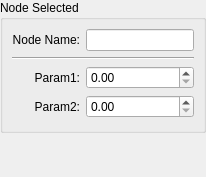
saschpe/masonry, file src/gui/widgets/editdockwidget.ui: the form before one commit.
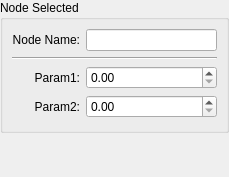
The form after the commit. The open tabs and pages were chosen to show the change.

Commit message: Disabled node name editing in the EditDockWidget.

```diff
--- a/src/gui/widgets/editdockwidget.ui
+++ b/src/gui/widgets/editdockwidget.ui
@@ -6,7 +6,7 @@
    <rect>
     <x>0</x>
     <y>0</y>
-    <width>206</width>
+    <width>229</width>
     <height>177</height>
    </rect>
   </property>
@@ -273,7 +273,11 @@
             </widget>
            </item>
            <item row="0" column="1">
-            <widget class="QLineEdit" name="nodeNameLineEdit"/>
+            <widget class="QLineEdit" name="nodeNameLineEdit">
+             <property name="readOnly">
+              <bool>true</bool>
+             </property>
+            </widget>
            </item>
            <item row="1" column="0" colspan="2">
             <widget class="Line" name="line_2">
```
Left out of the diff: 2 changed lines with no effect on the pictures.
